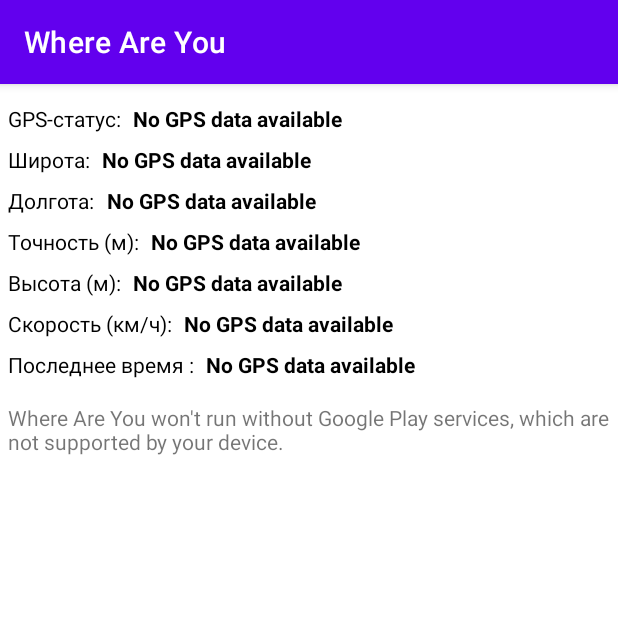
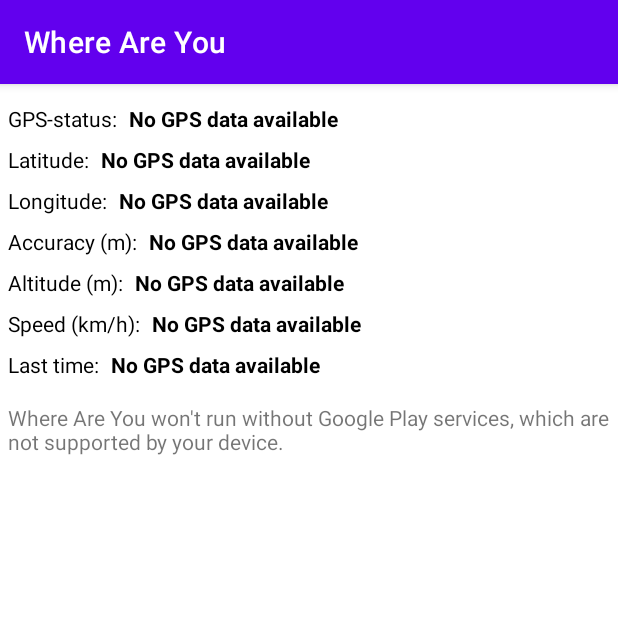
Before and after one commit to Zimo1/WhereAreYou, an Android app: the LocationRequestFragment screen opened through its navigation route, on a phone screen of 412 x 824 dp, the top half of it. Run offline under Robolectric (Android 15) with nearby library versions, the phone set to English and light mode, and no system bars.

Commit message:
Показывает своё местоположение Устранен вылет при повороте экрана Доработан интерфейс Закончены локали

```diff
--- a/app/src/main/java/ru/yodata/whereareyou/Settings.kt
+++ b/app/src/main/java/ru/yodata/whereareyou/Settings.kt
@@ -1,6 +1,15 @@
 package ru.yodata.whereareyou
 
+import android.app.Application
+import android.graphics.Color
+import android.graphics.Color.pack
+import android.graphics.Color.toArgb
 import android.location.Location
+
+// Константы цветов:
+const val ALERT_COLOR = Color.RED //0xFFCC0000 // Красный
+const val PREPARE_COLOR = Color.BLUE //0xFFFFBB33 // Желтый
+const val ALL_RIGHT_COLOR = Color.GREEN //0xFF669900 // Зеленый
 
 const val SEPARATOR = "*" // Разделитель значений в тексте SMS
 const val SMS_HEADER = SEPARATOR + "WAY" // Заголовок SMS
@@ -9,21 +18,12 @@
 const val ALTITUDE = "A" // Высота
 const val SPEED = "S" // Скорость
 const val TIME = "T"  // Время
+const val CHARGING = "C" // Зарядка аккумулятора
 const val REQUEST = "R" // Тип сообщения: Запрос
 const val ANSWER = "W" // Тип сообщения: Ответ
 const val INFO = "I" // Тип сообщения: Инфо
 const val REQUEST_ID ="#" // Идентификатор запроса
 const val MESSAGE = ":" // Комментарий
-
-// Функция-расширение для встроенного класса Location.
-// Зеркально отображает значение bearing (которое задано в градусах отклонения от направления
-// на север по часовой стрелке)
-fun Location.mirrorBearing() = 360 - this.bearing
-/*: Float {
-    val curBearing = this.bearing
-    if (curBearing > 180) return 180 - curBearing
-    else return curBearing - 180
-}*/
 
 class Settings {
     companion object {
@@ -32,7 +32,7 @@
         var locationMinDistanceM: Float = 2.0F // При сдвиге на какое расстояние (м)
 
         // Настройки карты
-        var mapZoom = 18F // Масштаб изображения карты
+        var mapZoom = 17F // Масштаб изображения карты
         var mapTilt = 30F // Угол наклона карты к наблюдателю
 
     }
--- a/app/src/main/java/ru/yodata/whereareyou/model/LocationMessage.kt
+++ b/app/src/main/java/ru/yodata/whereareyou/model/LocationMessage.kt
@@ -10,7 +10,8 @@
         val requestId: Int, // Идентификатор запроса, ответом на который является данное сообщение
         val type: LocationMessageType, // Тип сообщения, enam, см. ниже
         val incoming: Boolean, // Сообщение входящее или исходящее
-        val location: Location, // Стандартные данные локации
+        val location: Location, // Стандартные данные локации отправителя
+        val chargingPercentage: Int, // Процент зарядки аккумулятора смартфона отправителя
         val message: String, // Комментарий, передаваемый внутри сообщения
         val phoneNumber: String, // Номер телефона абонента, который прислал сообщение или которому оно послано
         val locationTimestamp: Timestamp, // возможно не нужен, время есть в Location
--- a/app/src/main/java/ru/yodata/whereareyou/view/LocationRequestFragment.kt
+++ b/app/src/main/java/ru/yodata/whereareyou/view/LocationRequestFragment.kt
@@ -9,7 +9,6 @@
 import android.os.Build
 import androidx.fragment.app.Fragment
 import android.os.Bundle
-import android.text.method.DateTimeKeyListener
 import android.view.LayoutInflater
 import android.view.View
 import android.view.ViewGroup
@@ -28,21 +27,32 @@
 private var _locationFrag: FragmentLocationRequestBinding? = null
 private val locationFrag get() = _locationFrag!!
 
+// Фрагмент, в котором происходит работа с GPS и картой
 class LocationRequestFragment : Fragment(R.layout.fragment_location_request) { //, LocationListenable {
 
-    private lateinit var myMap: GoogleMap
-    private var mapReady = false // Карта готова к отрисовке
-    private var gpsFixed = false // Фикс произошел
-    private lateinit var marker: Marker
+    private lateinit var myMap: GoogleMap // Хранит ссылку на готовую карту
+    private var mapReady = false // Флаг "Карта готова к работе"
+    private var gpsFixed = false // Флаг "Фикс произошел"
+    private lateinit var marker: Marker // Маркер положения пользователя на карте
 
     private val locationManager : LocationManager by lazy {
         requireContext().getSystemService(Context.LOCATION_SERVICE)
                 as LocationManager}
 
-    private val locationListener = object : LocationListener { //MyLocationListener(this) {
+    private val locationListener = object : LocationListener {
+
+        // Функция отрабатывает включение провайдера GPS.
+        // Ее реализация обязательна, даже пустая, иначе при включении GPS после его выключения
+        // это приложение будет вылетать с ошибкой, т.к. вызываемый при этом метод onProviderEnabled
+        // абстрактный.
+        override fun onProviderEnabled(provider: String) {
+            locationFrag.gpsStatusTv.text = getString(R.string.gps_provider_on_msg)
+            locationFrag.gpsStatusTv.setTextColor(PREPARE_COLOR)
+        }
+
         // Функция отрабатывает отключение провайдера GPS.
-        // Ее реализация обязательна, иначе при выключеном GPS это приложение будет вылетать
-        // на старте с ошибкой, т.к. вызываемый метод onProviderDisabled абстрактный.
+        // Ее реализация обязательна, даже пустая, иначе при выключеном GPS это приложение будет
+        // вылетать на старте с ошибкой, т.к. вызываемый при этом метод onProviderDisabled абстрактный.
         override fun onProviderDisabled(provider: String) {
             if (provider == LocationManager.GPS_PROVIDER) {
                 Toast.makeText(
@@ -51,11 +61,22 @@
                         Toast.LENGTH_LONG
                 ).show()
                 locationFrag.gpsStatusTv.text = getString(R.string.gps_provider_off_msg)
+                locationFrag.gpsStatusTv.setTextColor(ALERT_COLOR)
             }
         }
 
+        // Функция отрабатывала изменение статуса провайдера GPS, но более не применяется.
+        // Вместо нее работает GnssStatus.Callback(), см. ниже
+        override fun onStatusChanged(provider: String?, status: Int, extras: Bundle?) {
+            super.onStatusChanged(provider, status, extras)
+        }
+
+        // Это основная функция лиснера - она вызывается для каждой новой локации, поступившей от
+        // датчиков GPS. Здесь происходит вывод на экран сведений о локации, отрисовывается карта
+        // и маркер положения пользователя на ней.
         override fun onLocationChanged(newLocation: Location) {
             var point = LatLng(newLocation.latitude, newLocation.longitude)
+            // Вывести на экран текстовые сведения о полученной локации
             with (newLocation) {
                 with(locationFrag) {
                     latitudeTv.text = latitude.toString()
@@ -68,21 +89,22 @@
                                                 moment.hours, moment.minutes, moment.seconds)
                 }
             }
+            // Вывести на карте маркер полученной локации
             if (mapReady) {
                 if (::marker.isInitialized) marker.remove()
                 with (myMap) {
-                    marker = addMarker(MarkerOptions().title("Это я!")
+                    marker = addMarker(MarkerOptions().title(getString(R.string.itsme_msg))
                             .position(point)
                             .icon(BitmapDescriptorFactory
                                     .fromResource(R.drawable.circle_arrow_red_32)).anchor(0.5F,0.5F)
                             //.flat(true)
                             //.rotation(newLocation.bearing)
                             )
-                    //moveCamera(CameraUpdateFactory.newLatLng(point))
+                    // Настроить параметры камеры для отображения карты
                     val cameraPosition = CameraPosition.Builder()
                             .target(point)
                             .zoom(getCameraPosition().zoom)
-                            .bearing(newLocation.bearing)
+                            .bearing(newLocation.bearing) // камера будет поворачиваться по направлению движения
                             .tilt(Settings.mapTilt)
                             .build()
                     animateCamera(CameraUpdateFactory.newCameraPosition(cameraPosition))
@@ -91,12 +113,16 @@
         }
     }
 
+    // Колбек срабатывает когда карта асинхронно создана вызовом getMapAsync
     private val mapReadyCallback = OnMapReadyCallback { googleMap ->
-        myMap = googleMap
-        myMap.uiSettings.isZoomControlsEnabled = true
-        mapReady = true
+        myMap = googleMap // получить ссылку на готовую карту в myMap
+        myMap.uiSettings.isZoomControlsEnabled = true // добавить на карту кнопки масштабирования
+        mapReady = true // установить флаг готовности карты
     }
 
+    // Колбек срабатывает при изменении статуса GPS.
+    // Здесь используется только для отображения статуса на экране, поэтому не особо важен
+    // для работы приложения
     @RequiresApi(Build.VERSION_CODES.N)
     private val gnssStatusCallback = object : GnssStatus.Callback() {
         /*override fun onSatelliteStatusChanged(status: GnssStatus) {
@@ -105,29 +131,33 @@
                     status.satelliteCount)
         }*/
 
+        // Функция отрабатывает начало процесса вычисления координат текущего положения пользователя
+        // GPS-провайдером
+        override fun onStarted() {
+            //super.onStarted()
+            // Вывести на экран сообщение об установке GPS-статуса "Старт"
+            locationFrag.gpsStatusTv.text = getString(R.string.gps_start_msg)
+            locationFrag.gpsStatusTv.setTextColor(PREPARE_COLOR)
+            locationFrag.startProgressBar.visibility = View.VISIBLE
+        }
+
+        // Функция отрабатывает момент первого успешного завершения определения координат
+        // текущего положения пользователя (фикс)
         override fun onFirstFix(ttffMillis: Int) {
             //super.onFirstFix(ttffMillis)
+            // Вывести на экран сообщение об установке GPS-статуса "Фикс"
             locationFrag.gpsStatusTv.text = getString(R.string.gps_fix_msg)
+            locationFrag.gpsStatusTv.setTextColor(ALL_RIGHT_COLOR)
+            locationFrag.startProgressBar.visibility = View.INVISIBLE
             gpsFixed = true
-            // Установить первоначальный масштаб изображения карты
+            // Установить первоначальный масштаб изображения карты (из настроек)
             myMap.moveCamera(CameraUpdateFactory.zoomTo(Settings.mapZoom))
         }
-
-        override fun onStarted() {
-            //super.onStarted()
-            locationFrag.gpsStatusTv.text = getString(R.string.gps_start_msg)
-        }
-
-        /*override fun onStopped() {
-            //super.onStopped()
-            locationFrag.gpsStatusTv.text = "Стоп"
-        }*/
     }
 
     override fun onCreateView(inflater: LayoutInflater,
                               container: ViewGroup?,
                               savedInstanceState: Bundle?): View? {
-
         return inflater.inflate(R.layout.fragment_location_request, container, false)
     }
 
@@ -138,7 +168,6 @@
         // Запустить отрисовку карты
         val mapFragment = childFragmentManager.findFragmentById(R.id.map) as SupportMapFragment?
         mapFragment?.getMapAsync(mapReadyCallback)
-
     }
 
     @SuppressLint("MissingPermission")
@@ -156,7 +185,15 @@
     @SuppressLint("MissingPermission")
     override fun onResume() {
         super.onResume()
+        // Включить отслеживание статуса GPS
         locationManager.registerGnssStatusCallback(gnssStatusCallback, null)
+    }
+
+    @RequiresApi(Build.VERSION_CODES.N)
+    override fun onPause() {
+        super.onPause()
+        // Отключить отслеживание статуса GPS
+        locationManager.unregisterGnssStatusCallback(gnssStatusCallback)
     }
 
     override fun onStop() {
@@ -166,12 +203,15 @@
         if (gpsFixed) Settings.mapZoom = myMap.getCameraPosition().zoom
         // Выключить получение локаций от датчиков
         locationManager.removeUpdates(locationListener)
+        gpsFixed = false
     }
 
     override fun onDestroyView() {
         super.onDestroyView()
         // Необходимо для View Binding:
         _locationFrag = null
+        // Сбросить флаг готовности карты
+        mapReady = false
     }
 
 }
--- a/app/src/main/res/layout/fragment_location_request.xml
+++ b/app/src/main/res/layout/fragment_location_request.xml
@@ -20,13 +20,13 @@
 
     <TextView
         android:id="@+id/textView2"
+        style="@style/CommonLabelStyle"
         android:layout_width="wrap_content"
         android:layout_height="wrap_content"
         android:layout_marginTop="8dp"
-        android:text="GPS-статус:"
+        android:text="@string/gps_status_label"
         app:layout_constraintStart_toStartOf="parent"
-        app:layout_constraintTop_toTopOf="parent"
-        style="@style/CommonLabelStyle" />
+        app:layout_constraintTop_toTopOf="parent" />
 
     <TextView
         android:id="@+id/gpsStatusTv"
@@ -41,13 +41,13 @@
 
     <TextView
         android:id="@+id/textView3"
+        style="@style/CommonLabelStyle"
         android:layout_width="wrap_content"
         android:layout_height="wrap_content"
         android:layout_marginTop="8dp"
-        android:text="Широта:"
+        android:text="@string/latitude_label"
         app:layout_constraintStart_toStartOf="parent"
-        app:layout_constraintTop_toBottomOf="@+id/textView2"
-        style="@style/CommonLabelStyle" />
+        app:layout_constraintTop_toBottomOf="@+id/textView2" />
 
     <TextView
         android:id="@+id/latitudeTv"
@@ -62,13 +62,13 @@
 
     <TextView
         android:id="@+id/textView5"
+        style="@style/CommonLabelStyle"
         android:layout_width="wrap_content"
         android:layout_height="wrap_content"
         android:layout_marginTop="8dp"
-        android:text="Долгота:"
+        android:text="@string/longitude_label"
         app:layout_constraintStart_toStartOf="parent"
-        app:layout_constraintTop_toBottomOf="@+id/textView3"
-        style="@style/CommonLabelStyle" />
+        app:layout_constraintTop_toBottomOf="@+id/textView3" />
 
     <TextView
         android:id="@+id/longitudeTv"
@@ -83,13 +83,13 @@
 
     <TextView
         android:id="@+id/altitudeLbl"
+        style="@style/CommonLabelStyle"
         android:layout_width="wrap_content"
         android:layout_height="wrap_content"
         android:layout_marginTop="8dp"
-        android:text="Высота (м):"
+        android:text="@string/altitude_label"
         app:layout_constraintStart_toStartOf="parent"
-        app:layout_constraintTop_toBottomOf="@+id/textView6"
-        style="@style/CommonLabelStyle" />
+        app:layout_constraintTop_toBottomOf="@+id/textView6" />
 
     <TextView
         android:id="@+id/altitudeTv"
@@ -104,13 +104,13 @@
 
     <TextView
         android:id="@+id/textView9"
+        style="@style/CommonLabelStyle"
         android:layout_width="wrap_content"
         android:layout_height="wrap_content"
         android:layout_marginTop="8dp"
-        android:text="Скорость (км/ч):"
+        android:text="@string/speed_label"
         app:layout_constraintStart_toStartOf="parent"
-        app:layout_constraintTop_toBottomOf="@+id/altitudeLbl"
-        style="@style/CommonLabelStyle" />
+        app:layout_constraintTop_toBottomOf="@+id/altitudeLbl" />
 
     <TextView
         android:id="@+id/speedTv"
@@ -125,13 +125,13 @@
 
     <TextView
         android:id="@+id/textView11"
+        style="@style/CommonLabelStyle"
         android:layout_width="wrap_content"
         android:layout_height="wrap_content"
         android:layout_marginTop="8dp"
-        android:text="Последнее время :"
+        android:text="@string/last_time_label"
         app:layout_constraintStart_toStartOf="parent"
-        app:layout_constraintTop_toBottomOf="@+id/textView9"
-        style="@style/CommonLabelStyle" />
+        app:layout_constraintTop_toBottomOf="@+id/textView9" />
 
     <TextView
         android:id="@+id/timeTv"
@@ -157,12 +157,24 @@
 
     <TextView
         android:id="@+id/textView6"
+        style="@style/CommonLabelStyle"
         android:layout_width="wrap_content"
         android:layout_height="wrap_content"
         android:layout_marginTop="8dp"
-        android:text="Точность (м):"
+        android:text="@string/accuracy_label"
         app:layout_constraintStart_toStartOf="parent"
-        app:layout_constraintTop_toBottomOf="@+id/textView5"
-        style="@style/CommonLabelStyle" />
+        app:layout_constraintTop_toBottomOf="@+id/textView5" />
+
+    <ProgressBar
+        android:id="@+id/startProgressBar"
+        style="?android:attr/progressBarStyle"
+        android:layout_width="23dp"
+        android:layout_height="19dp"
+        android:layout_marginStart="8dp"
+        android:layout_marginTop="8dp"
+        android:visibility="invisible"
+        app:layout_constraintStart_toEndOf="@+id/gpsStatusTv"
+        app:layout_constraintTop_toTopOf="parent"
+        tools:visibility="visible" />
 
 </androidx.constraintlayout.widget.ConstraintLayout>
--- a/app/src/main/res/values/strings.xml
+++ b/app/src/main/res/values/strings.xml
@@ -16,4 +16,13 @@
     <string name="satellite_quan_msg">Satellites: %1$d</string>
     <string name="gps_fix_msg">Fix</string>
     <string name="gps_start_msg">Starting...</string>
+    <string name="gps_status_label">GPS-status:</string>
+    <string name="latitude_label">Latitude:</string>
+    <string name="longitude_label">Longitude:</string>
+    <string name="accuracy_label">Accuracy (m):</string>
+    <string name="altitude_label">Altitude (m):</string>
+    <string name="speed_label">Speed (km/h):</string>
+    <string name="last_time_label">Last time:</string>
+    <string name="itsme_msg">It\'s me!</string>
+    <string name="gps_provider_on_msg">GPS is enabled</string>
 </resources>
```
Also changed, not shown: app/src/main/java/ru/yodata/whereareyou/view/MainFragment.kt (+3 -6 lines), app/src/main/res/values/styles.xml (+12 -0 lines), 1 other file.
